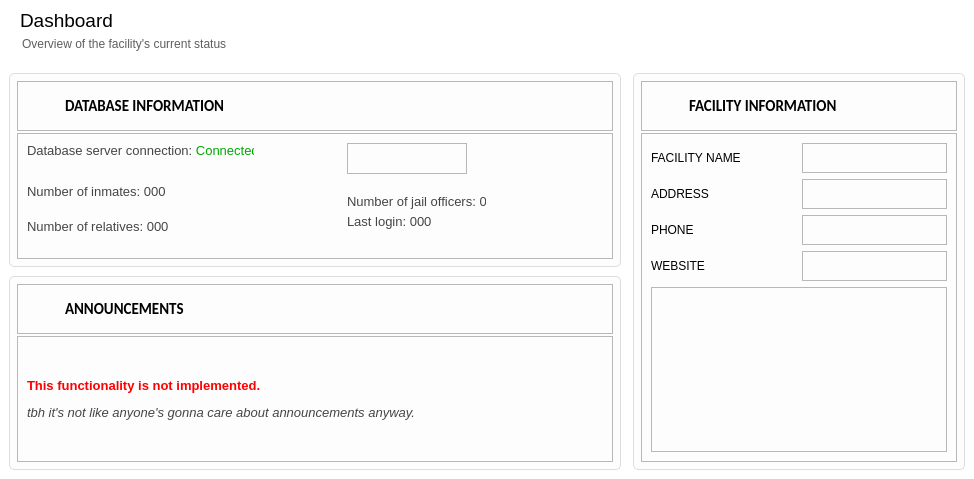
Above: dashboardwindow.ui from NCNM/PMS_01 before the change. Below: the same form after it.
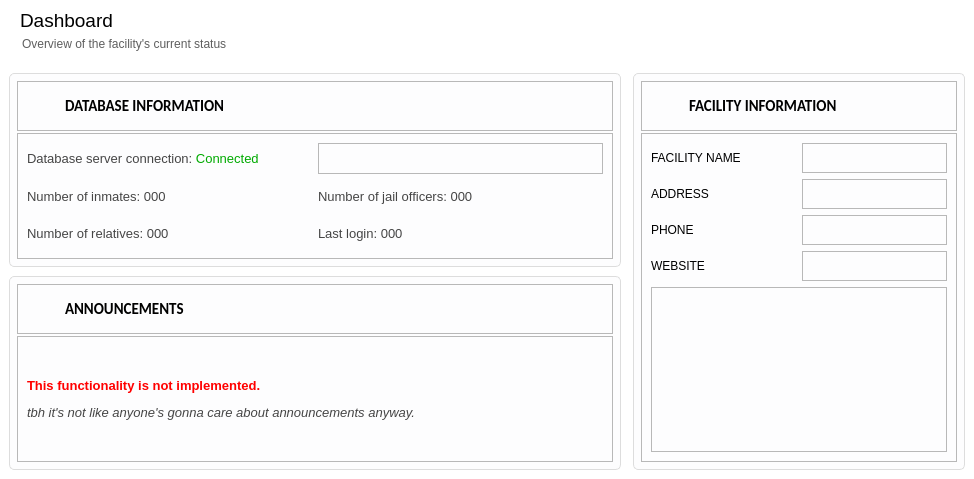
That is the form after the change. The open tabs and pages were chosen to show the change. Icons and pictures are not drawn.

Commit message: Sửa commit trước

What changed in the file:
```diff
--- a/dashboardwindow.ui
+++ b/dashboardwindow.ui
@@ -336,15 +336,9 @@
                      <property name="frameShadow">
                       <enum>QFrame::Raised</enum>
                      </property>
+                     <layout class="QGridLayout" name="gridLayout_2">
+                      <item row="0" column="0">
                      <widget class="QLabel" name="label_7">
-                      <property name="geometry">
-                       <rect>
-                        <x>10</x>
-                        <y>10</y>
-                        <width>227</width>
-                        <height>16</height>
-                       </rect>
-                      </property>
                       <property name="font">
                        <font>
                         <pointsize>10</pointsize>
@@ -359,15 +353,19 @@
                        <string>&lt;html&gt;&lt;head/&gt;&lt;body&gt;&lt;p&gt;Database server connection: &lt;span style=&quot; color:#00aa00;&quot;&gt;Connected&lt;/span&gt;&lt;/p&gt;&lt;/body&gt;&lt;/html&gt;</string>
                       </property>
                      </widget>
+                      </item>
+                      <item row="0" column="1">
+                       <widget class="QFrame" name="frame_23">
+                        <property name="frameShape">
+                         <enum>QFrame::StyledPanel</enum>
+                        </property>
+                        <property name="frameShadow">
+                         <enum>QFrame::Raised</enum>
+                        </property>
+                       </widget>
+                      </item>
+                      <item row="1" column="0">
                      <widget class="QLabel" name="label_8">
-                      <property name="geometry">
-                       <rect>
-                        <x>10</x>
-                        <y>50</y>
-                        <width>139</width>
-                        <height>16</height>
-                       </rect>
-                      </property>
                       <property name="font">
                        <font>
                         <pointsize>10</pointsize>
@@ -382,38 +380,9 @@
                        <string>Number of inmates: 000</string>
                       </property>
                      </widget>
-                     <widget class="QLabel" name="label_9">
-                      <property name="geometry">
-                       <rect>
-                        <x>10</x>
-                        <y>85</y>
-                        <width>142</width>
-                        <height>16</height>
-                       </rect>
-                      </property>
-                      <property name="font">
-                       <font>
-                        <pointsize>10</pointsize>
-                        <weight>50</weight>
-                        <bold>false</bold>
-                       </font>
-                      </property>
-                      <property name="styleSheet">
-                       <string notr="true">color: rgb(69, 69, 69);</string>
-                      </property>
-                      <property name="text">
-                       <string>Number of relatives: 000</string>
-                      </property>
-                     </widget>
+                      </item>
+                      <item row="1" column="1">
                      <widget class="QLabel" name="label_15">
-                      <property name="geometry">
-                       <rect>
-                        <x>330</x>
-                        <y>60</y>
-                        <width>139</width>
-                        <height>16</height>
-                       </rect>
-                      </property>
                       <property name="font">
                        <font>
                         <pointsize>10</pointsize>
@@ -428,15 +397,26 @@
                        <string>Number of jail officers: 000</string>
                       </property>
                      </widget>
+                      </item>
+                      <item row="2" column="0">
+                       <widget class="QLabel" name="label_9">
+                        <property name="font">
+                         <font>
+                          <pointsize>10</pointsize>
+                          <weight>50</weight>
+                          <bold>false</bold>
+                         </font>
+                        </property>
+                        <property name="styleSheet">
+                         <string notr="true">color: rgb(69, 69, 69);</string>
+                        </property>
+                        <property name="text">
+                         <string>Number of relatives: 000</string>
+                        </property>
+                       </widget>
+                      </item>
+                      <item row="2" column="1">
                      <widget class="QLabel" name="label_16">
-                      <property name="geometry">
-                       <rect>
-                        <x>330</x>
-                        <y>80</y>
-                        <width>139</width>
-                        <height>16</height>
-                       </rect>
-                      </property>
                       <property name="font">
                        <font>
                         <pointsize>10</pointsize>
@@ -451,22 +431,8 @@
                        <string>Last login: 000</string>
                       </property>
                      </widget>
-                     <widget class="QFrame" name="frame_23">
-                      <property name="geometry">
-                       <rect>
-                        <x>330</x>
-                        <y>10</y>
-                        <width>120</width>
-                        <height>31</height>
-                       </rect>
-                      </property>
-                      <property name="frameShape">
-                       <enum>QFrame::StyledPanel</enum>
-                      </property>
-                      <property name="frameShadow">
-                       <enum>QFrame::Raised</enum>
-                      </property>
-                     </widget>
+                      </item>
+                     </layout>
                     </widget>
                    </item>
                   </layout>
```
Left out of the diff: 5 changed lines with no effect on the pictures. Lines whose indentation alone changed are shown as unchanged. The commit also changes 1 other file.
